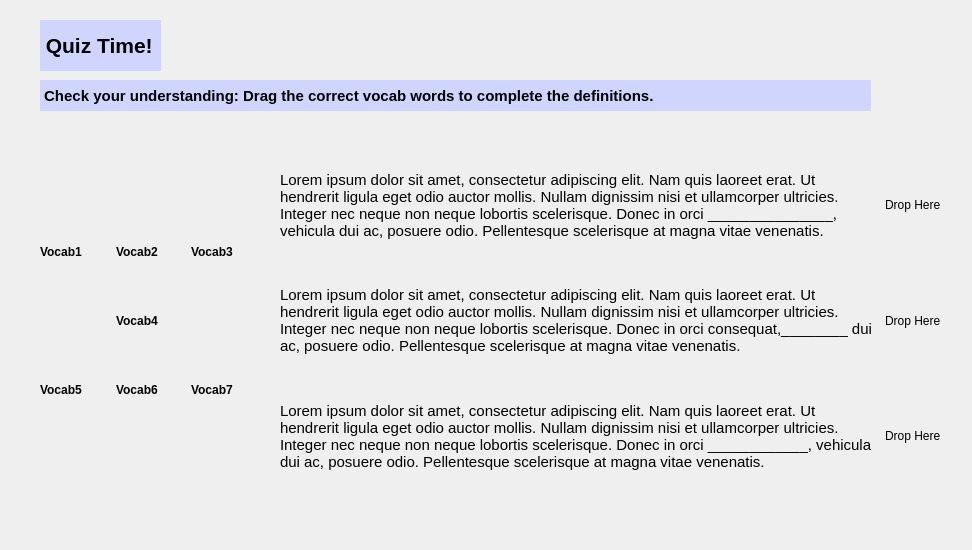
University-of-Utah-CS3505/a9-edu-app-f24-00Calvin00, file A8EduApp/quizdragdropwidget.ui: the form before one commit.
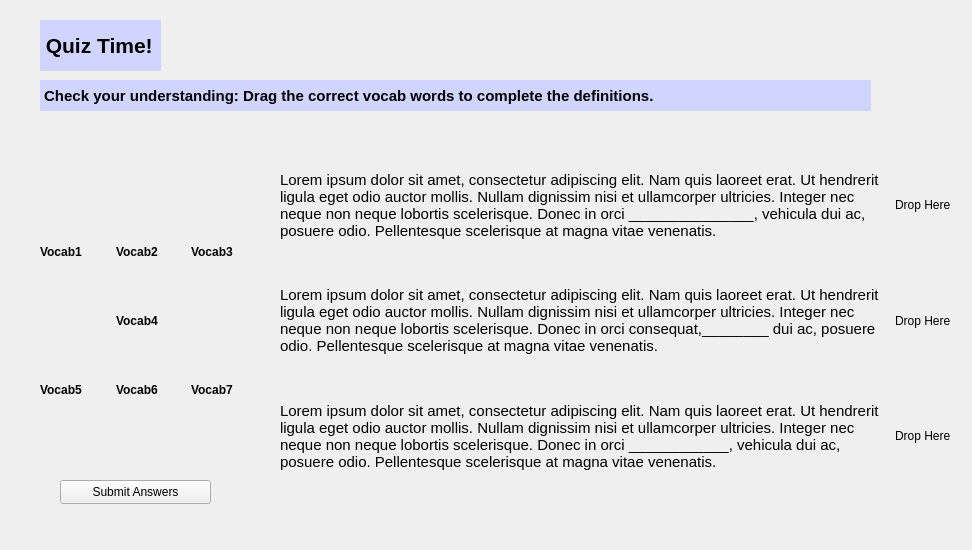
The form after the commit. Custom widgets are drawn as their Qt base class.

Patch:
```diff
--- a/A8EduApp/quizdragdropwidget.ui
+++ b/A8EduApp/quizdragdropwidget.ui
@@ -173,7 +173,7 @@
     <rect>
      <x>280</x>
      <y>150</y>
-     <width>661</width>
+     <width>671</width>
      <height>341</height>
     </rect>
    </property>
@@ -249,6 +249,19 @@
     </item>
    </layout>
   </widget>
+  <widget class="QPushButton" name="submitButton">
+   <property name="geometry">
+    <rect>
+     <x>60</x>
+     <y>480</y>
+     <width>151</width>
+     <height>24</height>
+    </rect>
+   </property>
+   <property name="text">
+    <string>Submit Answers</string>
+   </property>
+  </widget>
  </widget>
  <customwidgets>
   <customwidget>
```
Left out of the diff: 64 changed lines with no effect on the pictures.
